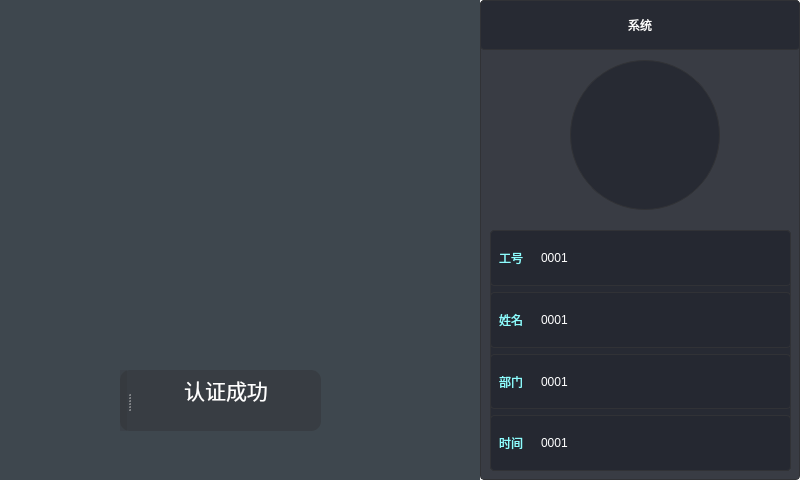
gxiang0823/QtProject, file FaceAttendence/faceattendence.ui: the form before one commit.
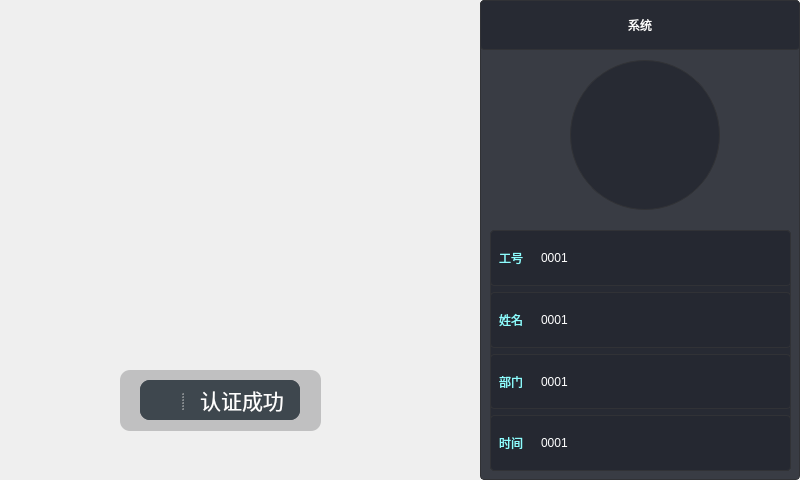
The form after the commit. Icons and pictures are not drawn.

Patch:
```diff
--- a/FaceAttendence/faceattendence.ui
+++ b/FaceAttendence/faceattendence.ui
@@ -24,7 +24,7 @@
      </rect>
     </property>
     <property name="styleSheet">
-     <string notr="true">background-color: rgb(62, 71, 78);</string>
+     <string notr="true"/>
     </property>
     <widget class="QWidget" name="widget_2" native="true">
      <property name="geometry">
@@ -39,39 +39,65 @@
       <string notr="true">background-color: rgba(49, 50, 54,63);
 border-radius: 10px;</string>
      </property>
-     <layout class="QHBoxLayout" name="horizontalLayout">
-      <item>
-       <spacer name="horizontalSpacer_2">
-        <property name="orientation">
-         <enum>Qt::Orientation::Horizontal</enum>
-        </property>
-        <property name="sizeHint" stdset="0">
-         <size>
-          <width>40</width>
-          <height>20</height>
-         </size>
-        </property>
-       </spacer>
-      </item>
-      <item>
        <widget class="QSplitter" name="splitter">
+      <property name="geometry">
+       <rect>
+        <x>20</x>
+        <y>10</y>
+        <width>161</width>
+        <height>40</height>
+       </rect>
+      </property>
+      <property name="styleSheet">
+       <string notr="true">background-color: rgb(62, 71, 78);</string>
+      </property>
         <property name="orientation">
          <enum>Qt::Orientation::Horizontal</enum>
         </property>
         <widget class="QLabel" name="label">
+       <property name="sizePolicy">
+        <sizepolicy hsizetype="Expanding" vsizetype="Preferred">
+         <horstretch>0</horstretch>
+         <verstretch>0</verstretch>
+        </sizepolicy>
+       </property>
+       <property name="minimumSize">
+        <size>
+         <width>40</width>
+         <height>40</height>
+        </size>
+       </property>
+       <property name="maximumSize">
+        <size>
+         <width>40</width>
+         <height>40</height>
+        </size>
+       </property>
          <property name="styleSheet">
           <string notr="true">border-image: url(:/correct.png);
-background-color: rgba(49, 50, 54,63);</string>
+</string>
          </property>
          <property name="text">
           <string notr="true"/>
          </property>
         </widget>
         <widget class="QTextBrowser" name="textBrowser">
+       <property name="minimumSize">
+        <size>
+         <width>116</width>
+         <height>40</height>
+        </size>
+       </property>
+       <property name="maximumSize">
+        <size>
+         <width>116</width>
+         <height>40</height>
+        </size>
+       </property>
          <property name="styleSheet">
           <string notr="true">font: 16pt &quot;微软雅黑&quot;;
 color:rgb(255, 255, 255);
-background-color: rgba(62, 71, 78,0);
+
 border:none;
 </string>
          </property>
@@ -87,21 +113,6 @@
          </property>
         </widget>
        </widget>
-      </item>
-      <item>
-       <spacer name="horizontalSpacer">
-        <property name="orientation">
-         <enum>Qt::Orientation::Horizontal</enum>
-        </property>
-        <property name="sizeHint" stdset="0">
-         <size>
-          <width>40</width>
-          <height>20</height>
-         </size>
-        </property>
-       </spacer>
-      </item>
-     </layout>
     </widget>
     <widget class="QLabel" name="label_2">
      <property name="geometry">
@@ -119,6 +130,22 @@
       <string/>
      </property>
     </widget>
+    <widget class="QLabel" name="videoLb">
+     <property name="geometry">
+      <rect>
+       <x>0</x>
+       <y>0</y>
+       <width>480</width>
+       <height>480</height>
+      </rect>
+     </property>
+     <property name="text">
+      <string/>
+     </property>
+    </widget>
+    <zorder>videoLb</zorder>
+    <zorder>headpicLb</zorder>
+    <zorder>widget_2</zorder>
    </widget>
    <widget class="QWidget" name="widget_3" native="true">
     <property name="geometry">
```
Left out of the diff: 6 changed lines with no effect on the pictures. Lines whose indentation alone changed are shown as unchanged.
